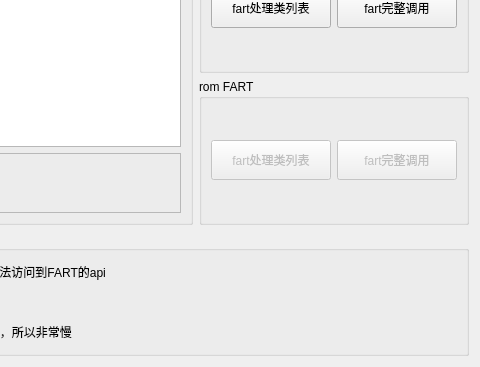
dqzg12300/fridaUiTools, file ui/fart.ui: the form before one commit; both pictures show x 479 to 959 and y 85 to 452 of the 959 by 452 pixel window.
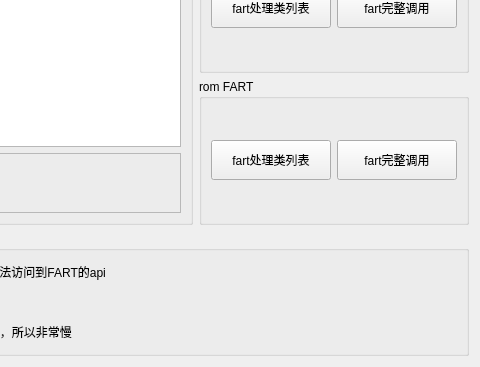
The form after the commit.

What changed in the file:
```diff
--- a/ui/fart.ui
+++ b/ui/fart.ui
@@ -113,7 +113,7 @@
       <item row="0" column="0">
        <widget class="QPushButton" name="btnSubmitFartClass">
         <property name="enabled">
-         <bool>false</bool>
+         <bool>true</bool>
         </property>
         <property name="minimumSize">
          <size>
@@ -135,7 +135,7 @@
       <item row="0" column="1">
        <widget class="QPushButton" name="btnSubmitFart">
         <property name="enabled">
-         <bool>false</bool>
+         <bool>true</bool>
         </property>
         <property name="minimumSize">
          <size>
```
